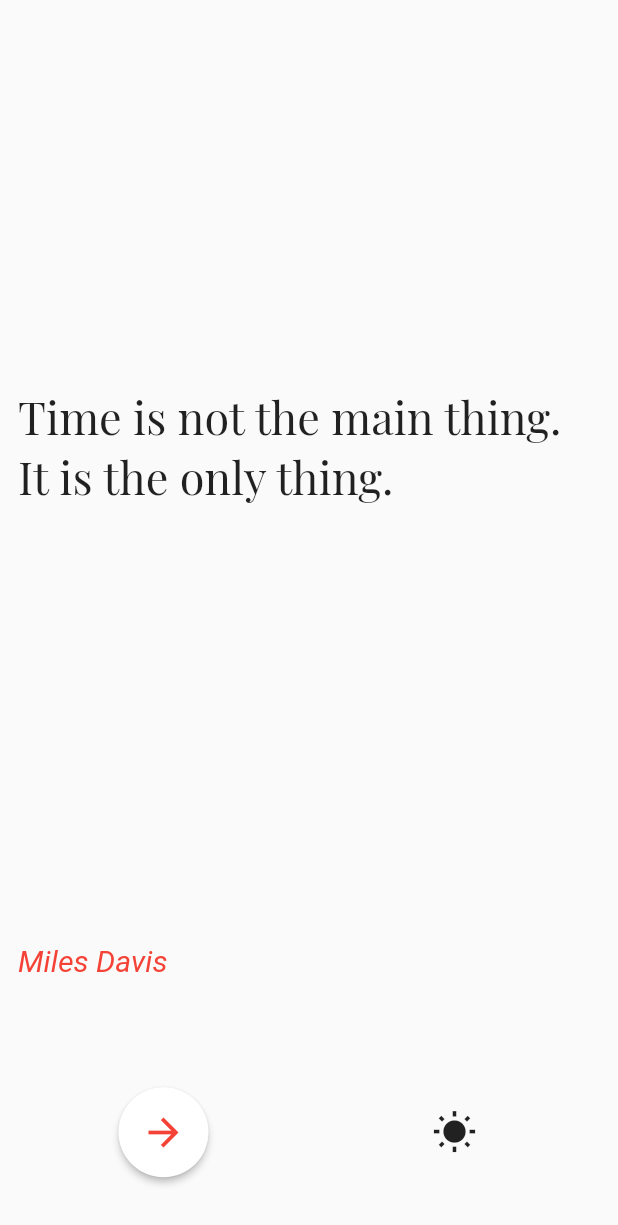
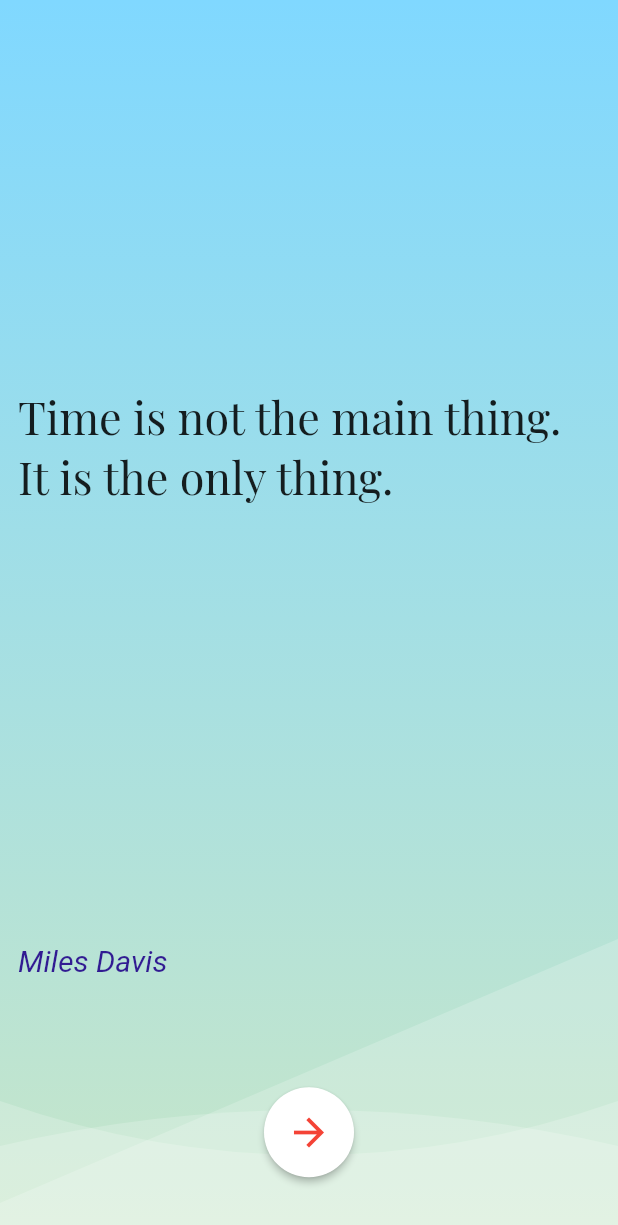
Before and after one commit to mvresh/quotes_app, a Flutter app: the screen it shows after launch, on a phone screen of 412 x 824 dp. Shown: the top 1225 px of the screen. Run offline on Flutter 3.47's test engine with Material 2 defaults, Android fonts, the phone set to English and light mode, and no system bars; our stand-ins replace simple_animations; missing offline and left inert: drawerbehavior, screenshot_share_image.

Commit message:
added animation and hence dark mode is not feasible. Should add drawer.

```diff
--- a/lib/main.dart
+++ b/lib/main.dart
@@ -1,12 +1,18 @@
 import 'dart:convert';
 
+import 'dart:math';
 import 'package:flutter/cupertino.dart';
 import 'package:flutter/material.dart';
 import 'package:http/http.dart';
+import 'package:drawerbehavior/drawerbehavior.dart';
+import 'package:simple_animations/simple_animations.dart';
+import 'package:screenshot_share_image/screenshot_share_image.dart';
 
 
-Color appColor = Colors.white;
+Color appColor = Colors.deepPurple;
 Brightness mode = Brightness.light;
+Color color1Begin = Colors.lightGreen.shade100;
+Color color1End = Colors.lightBlue.shade100;
 void main() {
   runApp(QuotesPage(),
   );
@@ -16,11 +22,11 @@ class QuotesPage extends StatefulWidget {
   @override
   _QuotesPageState createState() => _QuotesPageState();
 }
-AnimationController _controller;
 
 class _QuotesPageState extends State<QuotesPage> with SingleTickerProviderStateMixin {
   String quote = 'Time is not the main thing. It is the only thing.';
   String author = 'Miles Davis';
+
 
   Future<Map> getQuote() async {
     Map decodedMap;
@@ -39,35 +45,25 @@ class _QuotesPageState extends State<QuotesPage> with SingleTickerProviderStateM
         brightness: mode,
       ),
       home: Scaffold(
-        drawer: Drawer(
-          child: ListView(
+        body: SafeArea(
+          child:Stack(
             children: <Widget>[
-              DrawerHeader(
-                child: Align(alignment: Alignment.centerLeft,child: Text('Change Animation',style: TextStyle(fontFamily: 'Playfair', fontSize: 35),)),
-              ),
-              ListTile(
-                title: Text('Fade Transition',style: TextStyle(fontFamily: 'Playfair', fontSize: 25,)),
-                onTap: (){
-                  Navigator.pop(context);
-                },
-              ),
-              ListTile(
-                title: Text('Scale Transition',style: TextStyle(fontFamily: 'Playfair', fontSize: 25)),
-                onTap: (){
-                  Navigator.pop(context);
-                },
-              ),
-              ListTile(
-                title: Text('Slide Transition',style: TextStyle(fontFamily: 'Playfair', fontSize: 25)),
-                onTap: (){
-                  Navigator.pop(context);
-                },
-              ),
-            ],
-          ),
-        ),
-        body: SafeArea(
-          child: Padding(
+              Positioned.fill(child: AnimatedBackground(color1Begin,color1End)),
+              onBottom(AnimatedWave(
+                height: 180,
+                speed: 1.0,
+              )),
+              onBottom(AnimatedWave(
+                height: 120,
+                speed: 0.9,
+                offset: pi,
+              )),
+              onBottom(AnimatedWave(
+                height: 220,
+                speed: 1.2,
+                offset: pi / 2,
+              )),
+              Padding(
                 padding: const EdgeInsets.all(12.0),
                 child: Column(
                   mainAxisAlignment: MainAxisAlignment.center,
@@ -86,7 +82,7 @@ class _QuotesPageState extends State<QuotesPage> with SingleTickerProviderStateM
                             '$author',
                             style: TextStyle(
                                 fontSize: 20,
-                            color: appColor == Colors.white ? Colors.red : Colors.greenAccent,
+                                color: appColor == Colors.white ? Colors.red : Colors.deepPurple.shade900,
                                 fontStyle: FontStyle.italic),
                             textAlign: TextAlign.left,
                           )),
@@ -116,39 +112,24 @@ class _QuotesPageState extends State<QuotesPage> with SingleTickerProviderStateM
                               fillColor: Colors.white,
                             ),
                           ),
-                      Align(
-                        alignment: Alignment.centerLeft,
-                        child: RawMaterialButton(
-                          constraints: BoxConstraints.tightFor(width: 60,height: 60),
-                          shape: CircleBorder(),
-                          elevation: 2.0,
-                          onPressed: () {
-                            if(appColor == Colors.white){
-                              appColor = Colors.black;
-                              mode = Brightness.dark;
-                            }
-                            else{
-                              appColor = Colors.white;
-                              mode = Brightness.light;
-                            }
-
-                            setState(() {
-
-                            });
-                          },
-                          child: Icon(Icons.wb_sunny,size: 30,),
+                        ],
                       ),
                     ),
                   ],
                 ),
               ),
             ],
-            ),
-          ),
+          )
         ),
       ),
     );
   }
+  onBottom(Widget child) => Positioned.fill(
+    child: Align(
+      alignment: Alignment.bottomCenter,
+      child: child,
+    ),
+  );
 }
 
 class CommonQuoteTextWidget extends StatelessWidget {
@@ -168,3 +149,101 @@ class CommonQuoteTextWidget extends StatelessWidget {
     );
   }
 }
+
+class AnimatedBackground extends StatefulWidget {
+  Color color1begin;
+  Color color1end;
+  AnimatedBackground(this.color1begin,this.color1end);
+  @override
+  _AnimatedBackgroundState createState() => _AnimatedBackgroundState();
+}
+
+class _AnimatedBackgroundState extends State<AnimatedBackground> {
+  @override
+  Widget build(BuildContext context) {
+    final tween = MultiTrackTween([
+      Track("color1").add(Duration(seconds: 3),
+          ColorTween(begin: Colors.lightBlueAccent.shade100, end: Colors.greenAccent.shade200)),
+      Track("color2").add(Duration(seconds: 3),
+          ColorTween(begin: Colors.green.shade100, end: Colors.lightBlueAccent.shade100))
+    ]);
+
+    return ControlledAnimation(
+      playback: Playback.MIRROR,
+      tween: tween,
+      duration: tween.duration,
+      builder: (context, animation) {
+        return Container(
+          decoration: BoxDecoration(
+              gradient: LinearGradient(
+                  begin: Alignment.topCenter,
+                  end: Alignment.bottomCenter,
+                  colors: [animation["color1"], animation["color2"]])),
+        );
+      },
+    );
+  }
+}
+
+class AnimatedWave extends StatelessWidget {
+  final double height;
+  final double speed;
+  final double offset;
+
+  AnimatedWave({this.height, this.speed, this.offset = 0.0});
+
+  @override
+  Widget build(BuildContext context) {
+    return LayoutBuilder(builder: (context, constraints) {
+      return Container(
+        height: height,
+        width: constraints.biggest.width,
+        child: ControlledAnimation(
+            playback: Playback.LOOP,
+            duration: Duration(milliseconds: (5000 / speed).round()),
+            tween: Tween(begin: 0.0, end: 2 * pi),
+            builder: (context, value) {
+              return CustomPaint(
+                foregroundPainter: CurvePainter(value + offset),
+              );
+            }),
+      );
+    });
+  }
+}
+
+class CurvePainter extends CustomPainter {
+  final double value;
+
+  CurvePainter(this.value);
+
+  @override
+  void paint(Canvas canvas, Size size) {
+    final white = Paint()
+      ..color = Colors.white.withAlpha(50);
+    final path = Path();
+
+    final y1 = sin(value);
+    final y2 = sin(value + pi / 2);
+    final y3 = sin(value + pi);
+
+    final startPointY = size.height * (0.5 + 0.4 * y1);
+    final controlPointY = size.height * (0.5 + 0.4 * y2);
+    final endPointY = size.height * (0.5 + 0.4 * y3);
+
+    path.moveTo(size.width * 0, startPointY);
+    path.quadraticBezierTo(
+        size.width * 0.5, controlPointY, size.width, endPointY);
+    path.lineTo(size.width, size.height);
+    path.lineTo(0, size.height);
+    path.close();
+    canvas.drawPath(path, white);
+  }
+
+  @override
+  bool shouldRepaint(CustomPainter oldDelegate) {
+    // TODO: implement shouldRepaint
+    return true;
+  }
+
+}
--- a/pubspec.yaml
+++ b/pubspec.yaml
@@ -24,6 +24,9 @@ dependencies:
   # Use with the CupertinoIcons class for iOS style icons.
   cupertino_icons: ^0.1.2
   http: ^0.12.0+2
+  drawerbehavior: ^0.0.4
+  simple_animations: ^1.3.4
+  screenshot_share_image: ^0.0.4
 
 dev_dependencies:
   flutter_test:
```
Also changed, not shown: pubspec.lock. Lines whose indentation alone changed are shown as unchanged.
